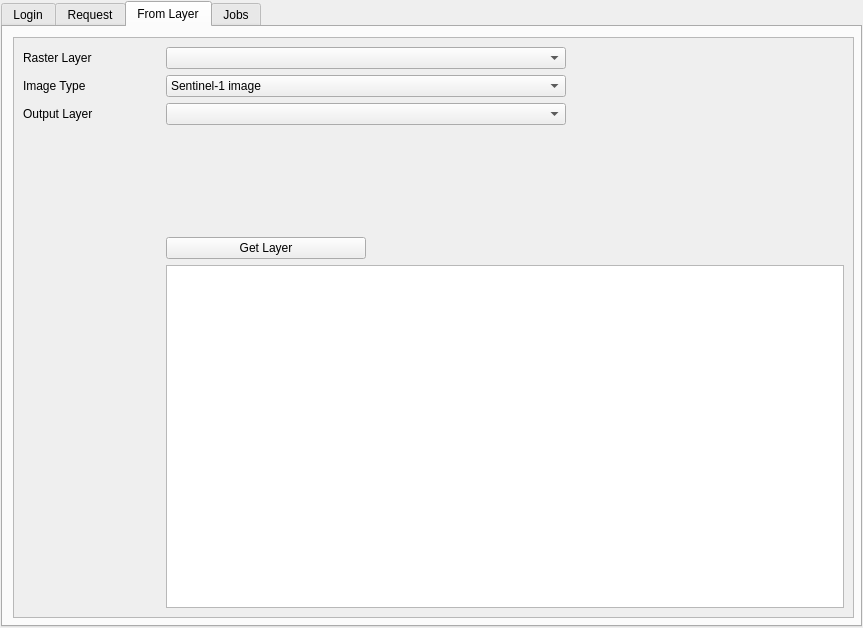
Above: ermes_qgis_dialog_base.ui from links-ads/ermes-mapping-plugin before the change. Below: the same form after it.
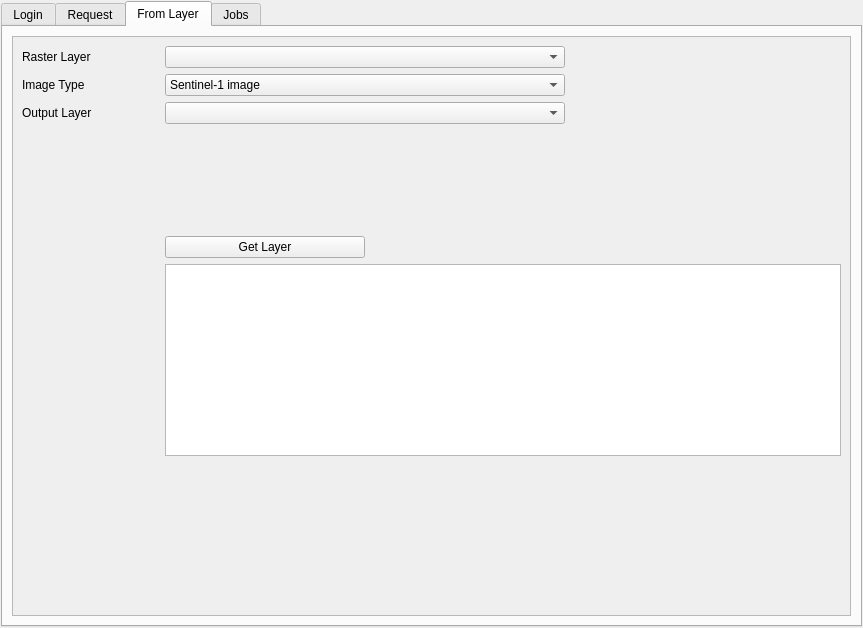
That is the form after the change. The open tabs and pages were chosen to show the change. Custom widgets are drawn as their Qt base class.

```diff
--- a/ermes_qgis_dialog_base.ui
+++ b/ermes_qgis_dialog_base.ui
@@ -1143,17 +1143,11 @@
          <attribute name="title">
           <string>From Layer</string>
          </attribute>
+         <layout class="QGridLayout" name="gridLayout_7">
+          <item row="0" column="0">
          <widget class="QScrollArea" name="fromLayerScrollArea">
-          <property name="geometry">
-           <rect>
-            <x>10</x>
-            <y>10</y>
-            <width>841</width>
-            <height>581</height>
-           </rect>
-          </property>
           <property name="sizePolicy">
-           <sizepolicy hsizetype="Preferred" vsizetype="Preferred">
+             <sizepolicy hsizetype="Expanding" vsizetype="Preferred">
             <horstretch>0</horstretch>
             <verstretch>0</verstretch>
            </sizepolicy>
@@ -1172,8 +1166,8 @@
             <rect>
              <x>0</x>
              <y>0</y>
-             <width>839</width>
-             <height>579</height>
+               <width>833</width>
+               <height>578</height>
             </rect>
            </property>
            <layout class="QGridLayout" name="gridLayout_6">
@@ -1354,9 +1348,6 @@
               <layout class="QVBoxLayout" name="verticalLayout_3"/>
              </widget>
             </item>
-            <item row="21" column="2" rowspan="2">
-             <widget class="QTextBrowser" name="textLogger2"/>
-            </item>
             <item row="19" column="2">
              <spacer name="horizontalSpacer_5">
               <property name="orientation">
@@ -1370,9 +1361,34 @@
               </property>
              </spacer>
             </item>
+            <item row="21" column="2">
+             <widget class="QTextBrowser" name="textLogger2">
+              <property name="sizePolicy">
+               <sizepolicy hsizetype="MinimumExpanding" vsizetype="MinimumExpanding">
+                <horstretch>0</horstretch>
+                <verstretch>0</verstretch>
+               </sizepolicy>
+              </property>
+             </widget>
+            </item>
+            <item row="22" column="2">
+             <spacer name="verticalSpacer_2">
+              <property name="orientation">
+               <enum>Qt::Vertical</enum>
+              </property>
+              <property name="sizeHint" stdset="0">
+               <size>
+                <width>20</width>
+                <height>20</height>
+               </size>
+              </property>
+             </spacer>
+            </item>
            </layout>
           </widget>
          </widget>
+          </item>
+         </layout>
         </widget>
         <widget class="QWidget" name="jobsTab">
          <attribute name="title">
```
Left out of the diff: 22 changed lines with no effect on the pictures. Lines whose indentation alone changed are shown as unchanged.
